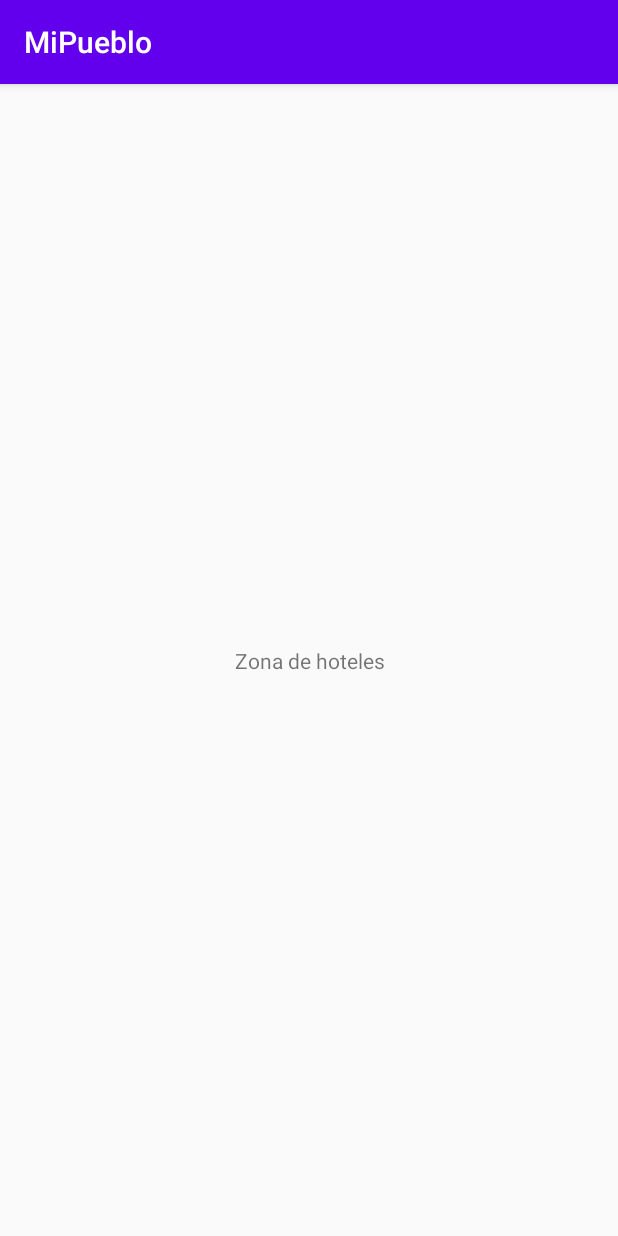
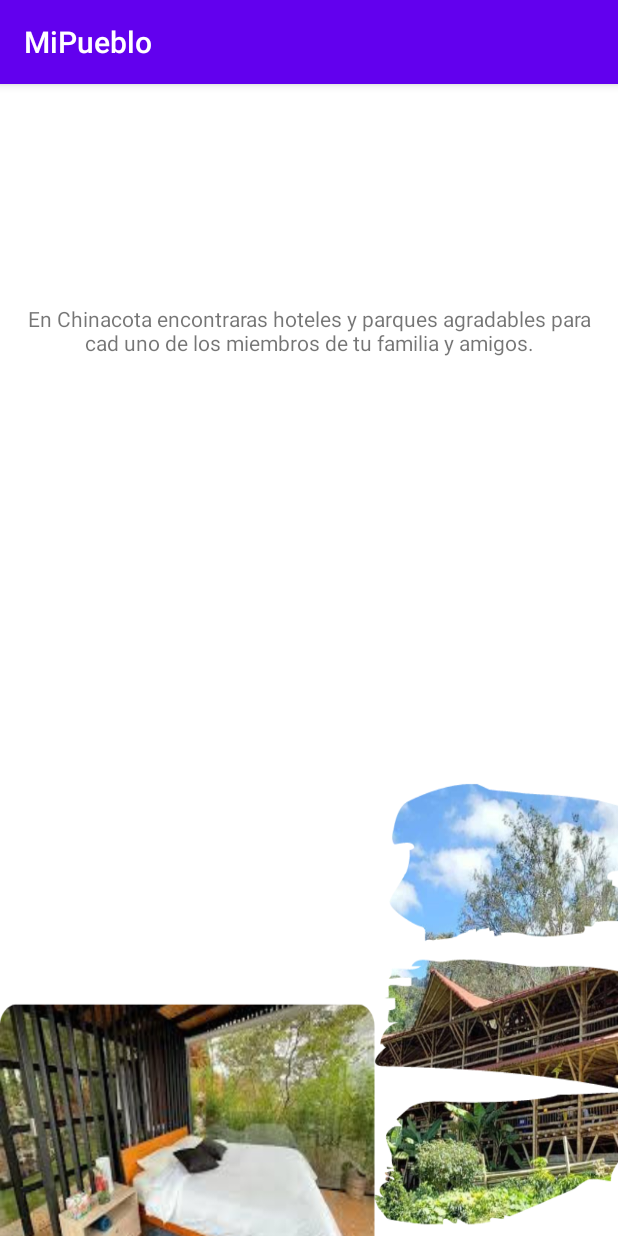
Before and after one commit to juandavidgafaro/mipueblo, an Android app: the Home screen opened directly, with no data from a screen before it, after a tap on "HOTELES", on a phone screen of 412 x 824 dp. Run offline under Robolectric (Android 15) with nearby library versions, the phone set to English and light mode, and no system bars.

Commit message:
se crea menu de opcciones

```diff
--- a/app/src/main/res/layout/activity_hoteles.xml
+++ b/app/src/main/res/layout/activity_hoteles.xml
@@ -4,6 +4,7 @@
     xmlns:tools="http://schemas.android.com/tools"
     android:layout_width="match_parent"
     android:layout_height="match_parent"
+    android:background="@drawable/imagehotel"
     tools:context=".Hoteles">
 
     <TextView
@@ -12,10 +13,12 @@
         app:layout_constraintBottom_toBottomOf="parent"
         app:layout_constraintStart_toStartOf="parent"
         app:layout_constraintEnd_toEndOf="parent"
-        android:text="Zona de hoteles"
+        android:text="@string/descripcionHoteles"
         android:textAlignment="center"
         android:layout_width="match_parent"
-        android:layout_height="wrap_content" />
+        android:layout_height="wrap_content"
+        app:layout_constraintVertical_bias="0.2"
+        android:layout_marginHorizontal="10dp"/>
 
 
 </android.support.constraint.ConstraintLayout>
--- /dev/null
+++ b/app/src/main/res/menu/menu.xml
@@ -0,0 +1,26 @@
+<?xml version="1.0" encoding="utf-8"?>
+<menu xmlns:android="http://schemas.android.com/apk/res/android">
+
+    <item
+        android:id="@+id/opcion1"
+        android:title="@string/opcion1"
+
+        />
+    <item
+        android:id="@+id/opcion2"
+        android:title="@string/opcion2"
+
+        />
+
+    <item
+        android:id="@+id/opcion3"
+        android:title="@string/opcion3"
+
+        />
+
+    <item
+        android:id="@+id/opcion4"
+        android:title="@string/opcion4"
+
+        />
+</menu>
--- a/app/src/main/res/values/strings.xml
+++ b/app/src/main/res/values/strings.xml
@@ -6,4 +6,9 @@
         En Chinacota encontraras hoteles y parques agradables para cad uno de los
         miembros de tu familia y amigos.
     </string>
+
+    <string name="opcion1">Español</string>
+    <string name="opcion2">ingles</string>
+    <string name="opcion3">italiano</string>
+    <string name="opcion4">acerca de</string>
 </resources>
```
Also changed, not shown: app/src/main/java/com/example/mipueblo/Home.java (+35 -0 lines), app/src/main/res/drawable/imagehotel.png (added), app/src/main/res/drawable/imageresta.png (added), app/src/main/res/drawable/imagesitios.png (added), 2 other files.
